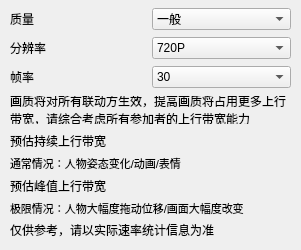
reitovo/vlink-client, file ui/windows/framequality.ui: the form before one commit.
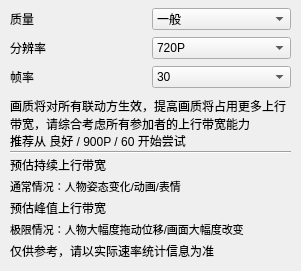
The form after the commit.

The edit to the form file:
```diff
--- a/ui/windows/framequality.ui
+++ b/ui/windows/framequality.ui
@@ -10,7 +10,7 @@
     <x>0</x>
     <y>0</y>
     <width>301</width>
-    <height>250</height>
+    <height>271</height>
    </rect>
   </property>
   <property name="windowTitle">
@@ -180,53 +180,82 @@
     </item>
    </layout>
   </widget>
-  <widget class="QLabel" name="label_11">
-   <property name="geometry">
-    <rect>
-     <x>10</x>
-     <y>96</y>
-     <width>281</width>
-     <height>28</height>
-    </rect>
-   </property>
-   <property name="sizePolicy">
-    <sizepolicy hsizetype="Preferred" vsizetype="Minimum">
-     <horstretch>0</horstretch>
-     <verstretch>0</verstretch>
-    </sizepolicy>
-   </property>
-   <property name="minimumSize">
-    <size>
-     <width>0</width>
-     <height>0</height>
-    </size>
-   </property>
-   <property name="maximumSize">
-    <size>
-     <width>16777215</width>
-     <height>30</height>
-    </size>
-   </property>
-   <property name="text">
-    <string>画质将对所有联动方生效，提高画质将占用更多上行带宽，请综合考虑所有参加者的上行带宽能力</string>
-   </property>
-   <property name="wordWrap">
-    <bool>true</bool>
-   </property>
-  </widget>
   <widget class="QWidget" name="verticalLayoutWidget_2">
    <property name="geometry">
     <rect>
      <x>10</x>
-     <y>130</y>
+     <y>100</y>
      <width>281</width>
-     <height>111</height>
+     <height>161</height>
     </rect>
    </property>
    <layout class="QVBoxLayout" name="verticalLayout_2">
     <property name="spacing">
      <number>0</number>
     </property>
+    <item>
+     <widget class="QLabel" name="label_11">
+      <property name="sizePolicy">
+       <sizepolicy hsizetype="Preferred" vsizetype="Minimum">
+        <horstretch>0</horstretch>
+        <verstretch>0</verstretch>
+       </sizepolicy>
+      </property>
+      <property name="minimumSize">
+       <size>
+        <width>0</width>
+        <height>0</height>
+       </size>
+      </property>
+      <property name="maximumSize">
+       <size>
+        <width>16777215</width>
+        <height>30</height>
+       </size>
+      </property>
+      <property name="text">
+       <string>画质将对所有联动方生效，提高画质将占用更多上行带宽，请综合考虑所有参加者的上行带宽能力</string>
+      </property>
+      <property name="wordWrap">
+       <bool>true</bool>
+      </property>
+     </widget>
+    </item>
+    <item>
+     <widget class="QLabel" name="label_15">
+      <property name="sizePolicy">
+       <sizepolicy hsizetype="Preferred" vsizetype="Minimum">
+        <horstretch>0</horstretch>
+        <verstretch>0</verstretch>
+       </sizepolicy>
+      </property>
+      <property name="minimumSize">
+       <size>
+        <width>0</width>
+        <height>0</height>
+       </size>
+      </property>
+      <property name="maximumSize">
+       <size>
+        <width>16777215</width>
+        <height>30</height>
+       </size>
+      </property>
+      <property name="text">
+       <string>推荐从 良好 / 900P / 60 开始尝试</string>
+      </property>
+      <property name="wordWrap">
+       <bool>true</bool>
+      </property>
+     </widget>
+    </item>
+    <item>
+     <widget class="Line" name="line">
+      <property name="orientation">
+       <enum>Qt::Horizontal</enum>
+      </property>
+     </widget>
+    </item>
     <item>
      <layout class="QHBoxLayout" name="horizontalLayout_2">
       <item>
```
